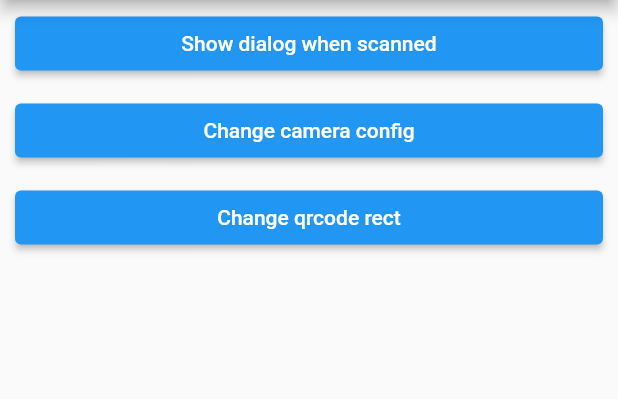
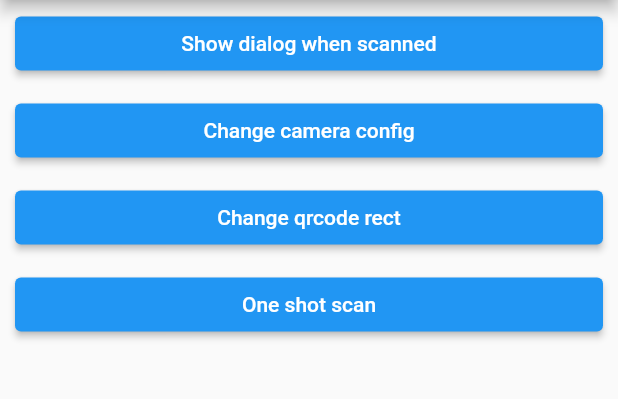
Before and after one commit to fluttercandies/scan_barcode, a Flutter app: the screen it shows after launch, on a phone screen of 412 x 824 dp, the part 84-483 px from its top. Run offline on Flutter 3.47's test engine with Material 2 defaults, Android fonts, the light colour scheme and no system bars; our stand-ins replace camera; missing offline and left inert: google_mlkit_barcode_scanning, google_mlkit_commons.

Commit message:
:memo: Update readme and examples

```diff
--- a/example/lib/main.dart
+++ b/example/lib/main.dart
@@ -1,6 +1,9 @@
+import 'package:example/examples/barcode_list_dialog.dart';
 import 'package:example/examples/change_camera_config_example.dart';
 import 'package:example/examples/change_qrcode_rect.dart';
+import 'package:example/examples/scan_and_pop_page_example.dart';
 import 'package:flutter/material.dart';
+import 'package:scan_barcode/scan_barcode.dart';
 
 import 'examples/show_dialog_example.dart';
 
@@ -45,16 +48,26 @@ class _MyHomePageState extends State<MyHomePage> {
             _buildCameraScan(),
             _buildChangeCameraConfig(),
             _buildChangeQrcodeRect(),
+            _buildOneShotScan(),
           ],
         ),
       ),
     );
   }
 
-  Widget _buildCameraScan() {
-    return buildNavigatorItem(
-      'Show dialog when scanned',
-      const ShowDialogExample(),
+  Widget buildButton(String title, VoidCallback onPressed) {
+    return SizedBox(
+      width: double.infinity,
+      child: Padding(
+        padding: const EdgeInsets.symmetric(
+          horizontal: 10,
+          vertical: 5,
+        ),
+        child: ElevatedButton(
+          onPressed: onPressed,
+          child: Text(title),
+        ),
+      ),
     );
   }
 
@@ -79,6 +92,13 @@ class _MyHomePageState extends State<MyHomePage> {
     );
   }
 
+  Widget _buildCameraScan() {
+    return buildNavigatorItem(
+      'Show dialog when scanned',
+      const ShowDialogExample(),
+    );
+  }
+
   Widget _buildChangeCameraConfig() {
     return buildNavigatorItem(
       'Change camera config',
@@ -92,4 +112,20 @@ class _MyHomePageState extends State<MyHomePage> {
       const CustomBarcodeOverlayExample(),
     );
   }
+
+  Widget _buildOneShotScan() {
+    return buildButton(
+      'One shot scan',
+      () async {
+        final barcodes = await Navigator.push<List<Barcode>>(
+          context,
+          MaterialPageRoute(
+            builder: (context) => const ScanAndPopPageExample(),
+          ),
+        );
+        if (barcodes == null) return;
+        showBarcodeListDialog(context, barcodes);
+      },
+    );
+  }
 }
--- a/lib/src/core/define.dart
+++ b/lib/src/core/define.dart
@@ -1,6 +1,6 @@
 import 'package:scan_barcode/scan_barcode.dart';
 
-typedef OnHandleBarcodeList = Future<void> Function(List<Barcode> barCode);
+typedef OnHandleBarcodeList = Future<void> Function(List<Barcode> barcode);
 
 typedef CameraControllerCreator = Future<CameraController?> Function(
   CameraConfig config,
```
Also changed, not shown: example/lib/examples/barcode_list_dialog.dart (added, +40 -0 lines), example/lib/examples/scan_and_pop_page_example.dart (added, +28 -0 lines), example/lib/examples/show_dialog_example.dart (+6 -39 lines), lib/src/core/config.dart (+8 -0 lines), 1 other file.
